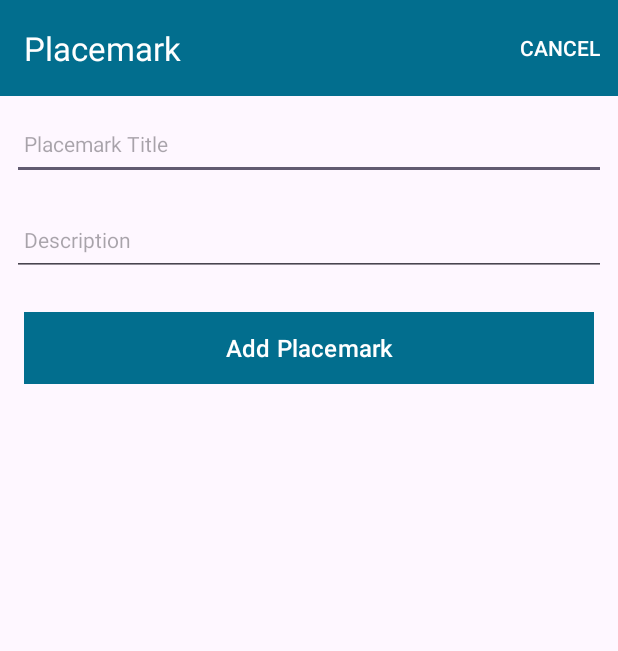
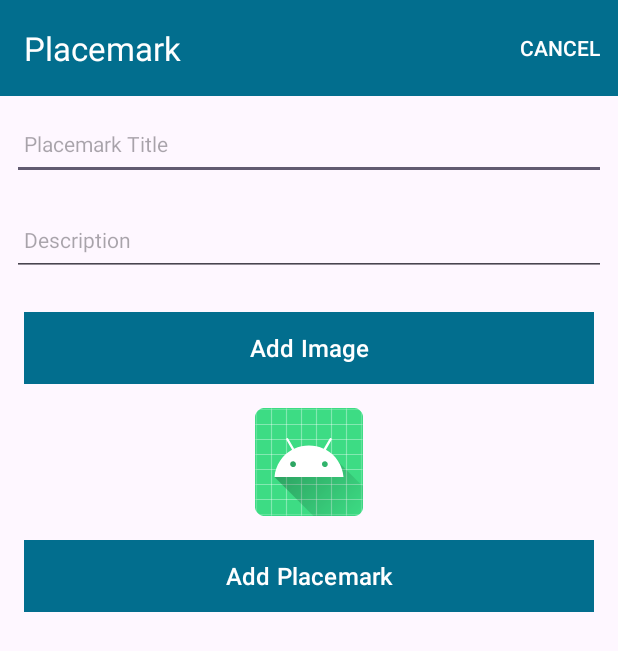
Before and after one commit to JerryHuang0424/Placemark, an Android app: the PlacemarkActivity screen opened directly, with no data from a screen before it, on a phone screen of 412 x 824 dp. Shown: the top 651 px of the screen. Run offline under Robolectric (Android 15) with nearby library versions, the phone set to English and light mode, and no system bars; our stand-ins replace Timber.

Commit message:
Image add function, half, broke in PlacemarkActivity.registerImagePickerCallback

```diff
--- a/app/src/main/java/org/wit/placemark/Adapter/PlacemarkListener.java
+++ /dev/null
@@ -1 +0,0 @@
-package org.wit.placemark.Adapter;
--- a/app/src/main/java/org/wit/placemark/models/PlacemarkModel.kt
+++ b/app/src/main/java/org/wit/placemark/models/PlacemarkModel.kt
@@ -1,9 +1,11 @@
 package org.wit.placemark.models
 
+import android.net.Uri
 import kotlinx.parcelize.Parcelize
 import android.os.Parcelable
 
 @Parcelize
 data class PlacemarkModel(var id: Long = 0,
                           var title: String = "",
-                          var description: String = "") : Parcelable
+                          var description: String = "",
+                          var image : Uri = Uri.EMPTY) : Parcelable
--- a/app/src/main/res/layout/activity_placemark.xml
+++ b/app/src/main/res/layout/activity_placemark.xml
@@ -70,6 +70,26 @@
                     android:textSize="14sp"
                     tools:ignore="VisualLintTextFieldSize" />
 
+
+                <Button
+                    android:id="@+id/chooseImage"
+                    android:layout_width="match_parent"
+                    android:layout_height="wrap_content"
+                    android:layout_margin="16dp"
+                    android:background="@color/colorAccent"
+                    android:importantForAccessibility="no"
+                    android:padding="8dp"
+                    android:text="@string/button_addImage"
+                    android:textColor="@color/colorPrimary"
+                    android:textSize="16sp"
+                    tools:ignore="VisualLintButtonSize" />
+
+                <ImageView
+                    android:id="@+id/imageView"
+                    android:layout_width="match_parent"
+                    android:layout_height="wrap_content"
+                    app:srcCompat="@mipmap/ic_launcher" />
+
                 <Button
                     android:id="@+id/btnAdd"
                     android:layout_width="match_parent"
@@ -82,6 +102,7 @@
                     android:textColor="@color/colorPrimary"
                     android:textSize="16sp"
                     tools:ignore="VisualLintButtonSize" />
+
             </LinearLayout>
         </ScrollView>
 
--- a/app/src/main/res/values/strings.xml
+++ b/app/src/main/res/values/strings.xml
@@ -5,4 +5,8 @@
     <string name="hint_placemarkDescription">Description </string>
     <string name="menu_addPlacemark">Add</string>
     <string name="menu_cancelPlacemark">Cancel</string>
+    <string name="emptyAlert">Please Enter a title</string>
+    <string name="button_savePlacemark">Save Placemark</string>
+    <string name="button_addImage">Add Image</string>
+    <string name="select_placemark_image">Select placemark image</string>
 </resources>
```
Also changed, not shown: app/src/main/java/org/wit/placemark/activities/PlacemarkActivity.kt (+41 -4 lines), app/src/main/java/org/wit/placemark/activities/PlacemarkListActivity.kt (+3 -4 lines), app/src/main/java/org/wit/placemark/helpers/ImageHelpers.kt (added, +12 -0 lines).
